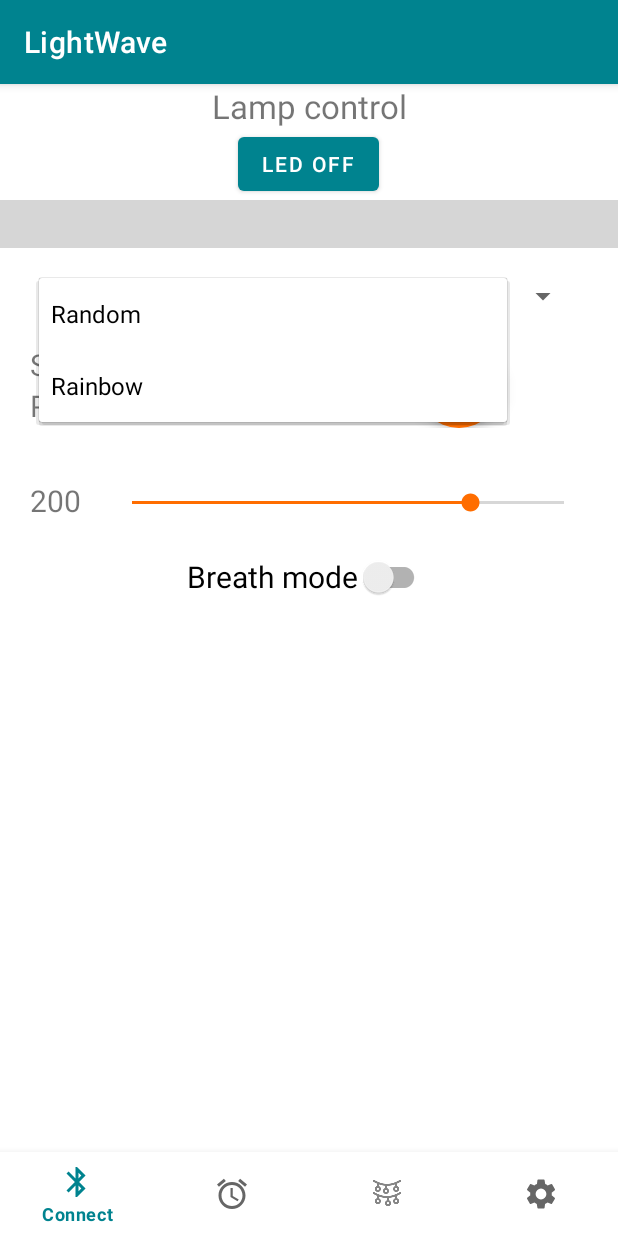
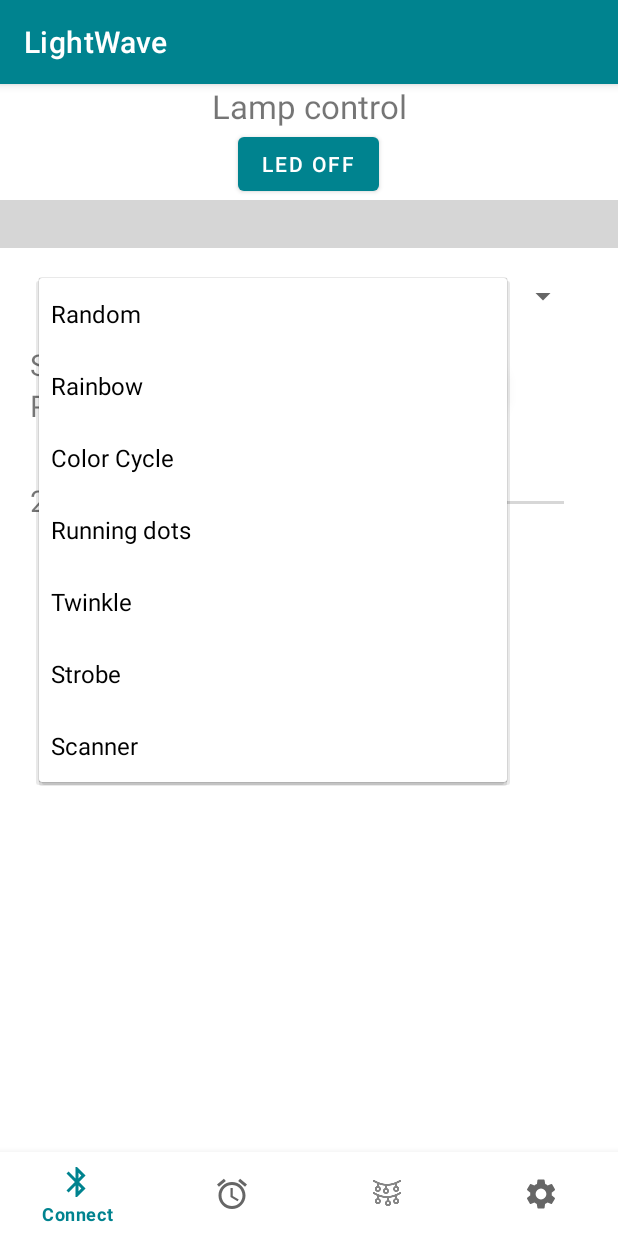
Before and after one commit to DoubleMint84/LightWave, an Android app: the fragment LightFragment placed in its activity, after a tap on "Random", on a phone screen of 412 x 824 dp. Run offline under Robolectric (Android 15) with nearby library versions, the phone set to English and light mode, and no system bars; libraries missing offline, so code that uses them is left out: com.rtugeek.android; plain views replace ColorSeekBar; 3 statements that could not run were skipped; grey boxes are pictures that could not be loaded.

Commit message:
Added new effects

```diff
--- a/Android_application/LightWaveApp/app/src/main/java/com/m1nt/lightwave/LightFragment.java
+++ b/Android_application/LightWaveApp/app/src/main/java/com/m1nt/lightwave/LightFragment.java
@@ -34,7 +34,7 @@ public class LightFragment extends Fragment {
         public void changeSpeed(int speed);
         public void changeParam(int param);
     }
-    public String[] effects = { "Random", "Rainbow" };
+    public String[] effects = { "Random", "Rainbow", "Color Cycle", "Running dots", "Twinkle", "Strobe", "Scanner" };
     public int pick = 0, curSpeed = 50, curParam = 50;
     onLampListener lampListener;
     private SwitchCompat breathSwitch;
--- a/Android_application/LightWaveApp/app/src/main/res/layout/fragment_light.xml
+++ b/Android_application/LightWaveApp/app/src/main/res/layout/fragment_light.xml
@@ -93,8 +93,8 @@
             android:layout_height="wrap_content"
             android:layout_column="1"
             android:layout_row="1"
-            android:max="100"
-            android:progress="50"
+            android:max="255"
+            android:progress="126"
             />
 
         <com.google.android.material.button.MaterialButton
```
Also changed, not shown: 5 other files.
